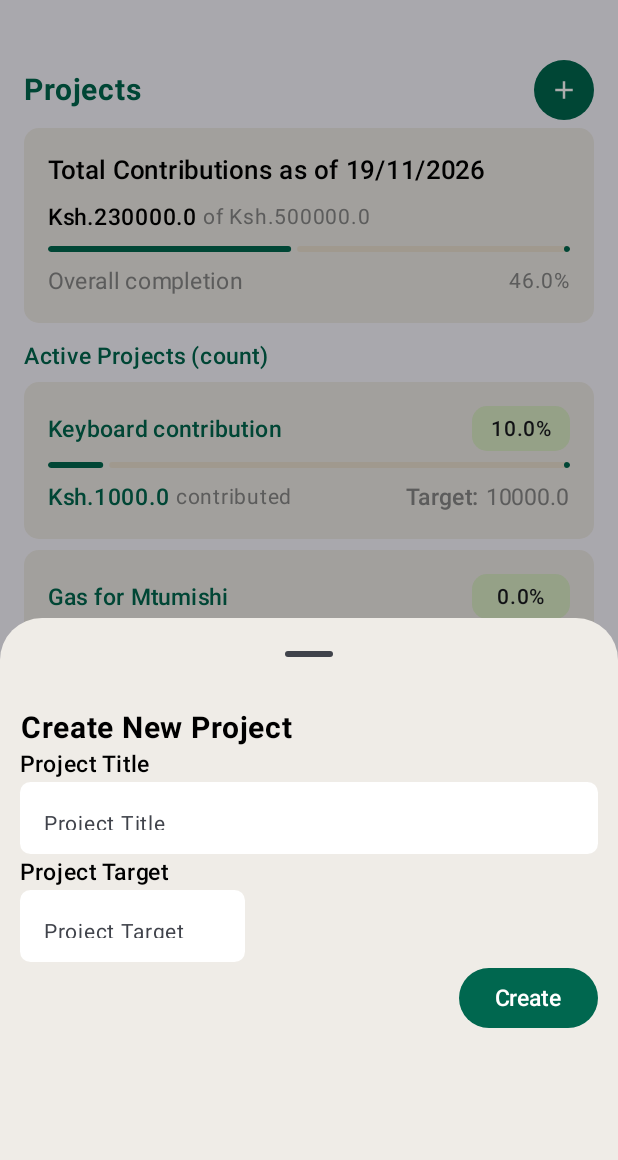
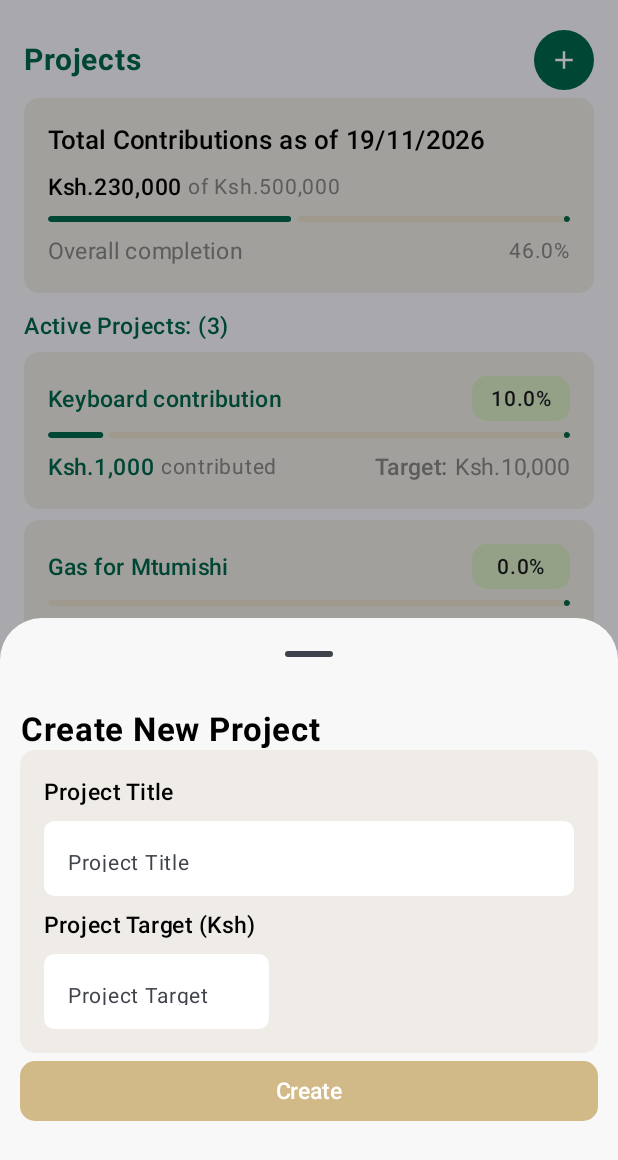
Before and after one commit to ianmwendwaa/Elders, an Android app built with Jetpack Compose: the composable ProjectsScreen shown on its own in the app's theme, after a tap on "FAB", on a phone screen of 412 x 824 dp. Shown: the top 1160 px of the screen. Run offline under Robolectric (Android 15) with nearby library versions, the phone set to English and light mode, and no system bars; 2 statements that could not run were skipped.

Commit message:
Fix#10: Done implementing the basic functionality of the projects' screen

```diff
--- a/app/src/main/java/com/zion/elders/MainActivity.kt
+++ b/app/src/main/java/com/zion/elders/MainActivity.kt
@@ -4,6 +4,8 @@ import android.os.Bundle
 import androidx.activity.ComponentActivity
 import androidx.activity.compose.setContent
 import androidx.activity.enableEdgeToEdge
+import androidx.navigation.compose.rememberNavController
+import com.zion.elders.navigation.NavigationController
 import com.zion.elders.screens.ProjectsScreen
 import com.zion.elders.ui.theme.EldersTheme
 
@@ -13,9 +15,9 @@ class MainActivity : ComponentActivity() {
         enableEdgeToEdge()
         setContent {
             EldersTheme {
-//                val navHostController = rememberNavController()
-//                NavigationController(navHostController)
-                ProjectsScreen()
+                val navHostController = rememberNavController()
+                NavigationController(navHostController)
+//                ProjectsScreen()
             }
         }
     }
--- a/app/src/main/java/com/zion/elders/backend/Lib.kt
+++ b/app/src/main/java/com/zion/elders/backend/Lib.kt
@@ -40,4 +40,8 @@ object Lib {
     fun getCurrentDate(): String{
         return LocalDate.now().format(DateTimeFormatter.ofPattern("dd/MM/yyyy"))
     }
+    // Returns the provided number with a thousand's comma separator.
+    fun formatNumber(number: Double): String {
+        return "%,d".format(number)
+    }
 }
--- a/app/src/main/java/com/zion/elders/screens/ProjectsScreen.kt
+++ b/app/src/main/java/com/zion/elders/screens/ProjectsScreen.kt
@@ -1,5 +1,7 @@
 package com.zion.elders.screens
 
+import android.icu.number.NumberFormatter
+import android.icu.text.NumberFormat
 import android.widget.Toast
 import androidx.compose.foundation.background
 import androidx.compose.foundation.clickable
@@ -60,14 +62,21 @@ import com.zion.elders.components.cardColor
 import com.zion.elders.components.systemFormColor
 import com.zion.elders.ui.theme.cardTitle
 import com.zion.elders.ui.theme.experimentalBackground
+import com.zion.elders.ui.theme.lightBrown
 import com.zion.elders.ui.theme.moneyBoxColor
 import com.zion.elders.ui.theme.progressBarTrackColor
+import com.zion.elders.ui.theme.screenBackground
+import kotlinx.coroutines.launch
+import java.util.Locale
 
 data class ProjectData(
     val projectTitle: String,
     val amountContributed: Float,
     val projectTarget: Float
-)
+){
+    val formattedContribution: String get() = NumberFormat.getInstance(Locale.US).format(amountContributed)
+    val formattedTarget: String get() = NumberFormat.getInstance(Locale.US).format(projectTarget)
+}
 @OptIn(ExperimentalMaterial3Api::class)
 @Composable
 fun ProjectsScreen(){
@@ -86,8 +95,9 @@ fun ProjectsScreen(){
             .fillMaxSize()
             .verticalScroll(rememberScrollState())
     ) {
-        Row(modifier = Modifier
-            .padding(start = 16.dp, end = 16.dp, top = 40.dp, bottom = 5.dp)
+        Row(
+            modifier = Modifier
+                 .padding(start = 16.dp, end = 16.dp, top = 20.dp, bottom = 5.dp)
                  .fillMaxWidth(),
             verticalAlignment = Alignment.CenterVertically,
             horizontalArrangement = Arrangement.SpaceBetween
@@ -103,7 +113,7 @@ fun ProjectsScreen(){
             .height(10.dp)
             .fillMaxWidth())
 
-        Text(text = "Active Projects (count)", color = cardTitle, fontSize = 15.sp, fontWeight = FontWeight.SemiBold,
+        Text(text = "Active Projects: (${mockProjectData.size})", color = cardTitle, fontSize = 15.sp, fontWeight = FontWeight.SemiBold,
             modifier = Modifier.padding(start = 16.dp, end = 16.dp, bottom = 5.dp))
         mockProjectData.forEach { projectData ->
             ProjectData(
@@ -116,18 +126,25 @@ fun ProjectsScreen(){
             ModalBottomSheet(
                 onDismissRequest = { showSheet = false},
                 sheetState = sheetState,
-                containerColor = systemFormColor
+                containerColor = cardColor
             ) {
                 Column(
                     modifier = Modifier.fillMaxSize().padding(13.dp)
                 ) {
-                    Text(text = "Create New Project", fontWeight = FontWeight.Bold, fontSize = 20.sp, color = Color.Black,
+                    Text(text = "Create New Project", fontWeight = FontWeight.Bold, fontSize = 22.sp, color = Color.Black,
                         textAlign = TextAlign.Center)
-                    Text(text = "Project Title", fontWeight = FontWeight.SemiBold, color = Color.Black, fontSize = 15.sp)
+
+                    SystemForm {
+                        Text(
+                            text = "Project Title",
+                            fontWeight = FontWeight.SemiBold,
+                            color = Color.Black,
+                            fontSize = 15.sp
+                        )
                         TextField(
                             value = projectTitle,
                             onValueChange = { projectTitle = it },
-                        modifier = Modifier.fillMaxWidth().height(48.dp),
+                            modifier = Modifier.fillMaxWidth().height(50.dp),
                             placeholder = {
                                 Text("Project Title", fontSize = 14.sp)
                             },
@@ -152,12 +169,15 @@ fun ProjectsScreen(){
                             shape = RoundedCornerShape(7.dp)
                         )
                         Text(
-                        text = "Project Target", fontSize = 15.sp, color = Color.Black, fontWeight = FontWeight.SemiBold
+                            text = "Project Target (Ksh)",
+                            fontSize = 15.sp,
+                            color = Color.Black,
+                            fontWeight = FontWeight.SemiBold
                         )
                         TextField(
                             value = projectTarget,
                             onValueChange = { projectTarget = it },
-                        modifier = Modifier.width(150.dp).height(48.dp),
+                            modifier = Modifier.width(150.dp).height(50.dp),
                             placeholder = {
                                 Text("Project Target", fontSize = 14.sp)
                             },
@@ -180,13 +200,27 @@ fun ProjectsScreen(){
                             ),
                             shape = RoundedCornerShape(7.dp)
                         )
+                    }
 
+                    Spacer(
+                        modifier = Modifier.height(5.dp).fillMaxWidth()
+                    )
                     Button(
-                        modifier = Modifier.align(Alignment.End),
+                        modifier = Modifier.align(Alignment.End).fillMaxWidth().height(40.dp),
                         colors = ButtonDefaults.buttonColors(
-                            containerColor = cardTitle
+                            containerColor = experimentalBackground
                         ),
-                        onClick = { Toast.makeText(context, "", Toast.LENGTH_SHORT).show() }
+                        shape = RoundedCornerShape(10.dp),
+                        onClick = {
+                            Toast.makeText(context, "Saving project: $projectTitle", Toast.LENGTH_SHORT).show()
+                            scope.launch {
+                                sheetState.hide()
+                            }.invokeOnCompletion {
+                                if (!sheetState.isVisible) {
+                                    showSheet = false
+                                }
+                            }
+                        }
                     ) {
                         Text(text = "Create", fontSize = 15.sp, color = Color.White)
                     }
@@ -219,10 +253,10 @@ fun CircularFloatingActionButton(
 
 @Composable
 fun ProjectCompletionProgress(){
-    val totalContributed = 230000.0f
-    val target = 500000.0f
+    val totalContributed = NumberFormat.getInstance(Locale.US).format(230000.0f)
+    val target = NumberFormat.getInstance(Locale.US).format(500000.0f)
 
-    val progressSoFar = totalContributed/target
+    val progressSoFar = 230000.0f/500000.0f
 
     SystemForm (
         modifier = Modifier.padding(start = 16.dp, end = 16.dp),
@@ -292,12 +326,12 @@ fun ProjectData(
             horizontalArrangement = Arrangement.SpaceBetween
         ) {
             Row {
-                Text(text = "Ksh.${projectData.amountContributed}", color = cardTitle, fontSize = 15.sp, fontWeight = FontWeight.SemiBold)
+                Text(text = "Ksh.${projectData.formattedContribution}", color = cardTitle, fontSize = 15.sp, fontWeight = FontWeight.SemiBold)
                 Text(text = " contributed", color = Color.Gray, fontSize = 14.sp, fontWeight = FontWeight.Normal)
             }
             Row {
                 Text(text = "Target: ", color = Color.Gray, fontSize = 15.sp, fontWeight = FontWeight.SemiBold)
-                Text(text = "${projectData.projectTarget}", color = Color.Gray, fontSize = 15.sp, fontWeight = FontWeight.Normal)
+                Text(text = "Ksh.${projectData.formattedTarget}", color = Color.Gray, fontSize = 15.sp, fontWeight = FontWeight.Normal)
             }
         }
     }
```
Also changed, not shown: 1 other file. Lines whose indentation alone changed are shown as unchanged.
